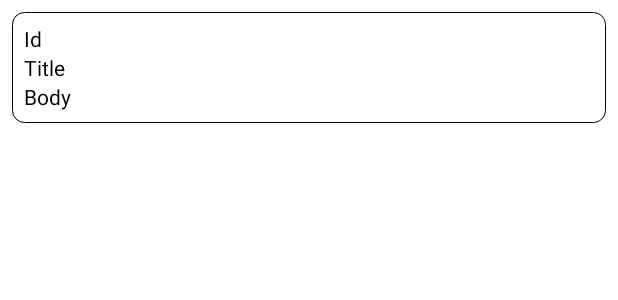
After one commit to Ritesh-056/internship_task, an Android app: the layout single_item_post.xml on its own in the app's theme, with its tools: preview values and no code run, on a phone screen of 412 x 824 dp. The commit adds this screen. Shown: the top 300 px of the screen. Run offline under Robolectric (Android 15) with nearby library versions, the phone set to English and light mode, and no system bars.

Commit message:
Api fetched for 'posts' endpoint and populated to RecyclerView.

```diff
--- a/app/src/main/AndroidManifest.xml
+++ b/app/src/main/AndroidManifest.xml
@@ -1,6 +1,8 @@
 <?xml version="1.0" encoding="utf-8"?>
 <manifest xmlns:android="http://schemas.android.com/apk/res/android"
     package="com.example.internshipproject">
+
+    <uses-permission android:name="android.permission.INTERNET"/>
 
     <application
         android:allowBackup="true"
--- /dev/null
+++ b/app/src/main/java/com/example/internshipproject/Adapter/CommentAdapter.java
@@ -0,0 +1,4 @@
+package com.example.internshipproject.Adapter;
+
+public class CommentAdapter {
+}
--- /dev/null
+++ b/app/src/main/java/com/example/internshipproject/Adapter/CommentViewHolder.java
@@ -0,0 +1,4 @@
+package com.example.internshipproject.Adapter;
+
+public class CommentViewHolder {
+}
--- /dev/null
+++ b/app/src/main/java/com/example/internshipproject/Model/Comment.java
@@ -0,0 +1,4 @@
+package com.example.internshipproject.Model;
+
+public class Comment {
+}
--- /dev/null
+++ b/app/src/main/res/drawable/single_item_boundary.xml
@@ -0,0 +1,9 @@
+<?xml version="1.0" encoding="utf-8"?>
+<shape xmlns:android="http://schemas.android.com/apk/res/android"
+    android:shape="rectangle"
+    >
+    <solid android:color="#fff"/>
+    <stroke android:width="0.5dp" android:color="@color/black"/>
+    <corners android:radius="8dp"/>
+
+</shape>
--- /dev/null
+++ b/app/src/main/res/layout/single_item_post.xml
@@ -0,0 +1,41 @@
+<?xml version="1.0" encoding="utf-8"?>
+<RelativeLayout xmlns:android="http://schemas.android.com/apk/res/android"
+    android:layout_width="match_parent"
+    android:padding="@dimen/app_padding"
+    android:layout_margin="8dp"
+    android:background="@drawable/single_item_boundary"
+    android:layout_height="wrap_content">
+
+    <TextView
+        android:id="@+id/post_id"
+        android:layout_width="match_parent"
+        android:layout_height="wrap_content"
+        android:text="Id"
+        android:textSize="@dimen/app_text"
+        android:textColor="@color/text_color"
+        />
+
+    <TextView
+        android:id="@+id/title"
+        android:textSize="@dimen/app_text"
+        android:textColor="@color/text_color"
+        android:layout_below="@id/post_id"
+        android:layout_width="match_parent"
+        android:layout_height="wrap_content"
+        android:text="Title"
+        android:maxLines="1"
+        />
+
+
+    <TextView
+        android:id="@+id/body"
+        android:maxLines="1"
+        android:textSize="@dimen/app_text"
+        android:textColor="@color/text_color"
+        android:layout_below="@id/title"
+        android:layout_width="match_parent"
+        android:layout_height="wrap_content"
+        android:text="Body"
+        />
+
+</RelativeLayout>
--- a/app/src/main/res/values-night/themes.xml
+++ b/app/src/main/res/values-night/themes.xml
@@ -13,4 +13,7 @@
         <item name="android:statusBarColor" tools:targetApi="l">?attr/colorPrimaryVariant</item>
         <!-- Customize your theme here. -->
     </style>
+
+
+
 </resources>
--- a/app/src/main/res/values/colors.xml
+++ b/app/src/main/res/values/colors.xml
@@ -1,10 +1,13 @@
 <?xml version="1.0" encoding="utf-8"?>
 <resources>
     <color name="purple_200">#FFBB86FC</color>
-    <color name="purple_500">#FF6200EE</color>
-    <color name="purple_700">#FF3700B3</color>
+    <color name="primary_color">#5D1049</color>
+    <color name="purple_700">#5D1049</color>
     <color name="teal_200">#FF03DAC5</color>
     <color name="teal_700">#FF018786</color>
     <color name="black">#FF000000</color>
     <color name="white">#FFFFFFFF</color>
+
+
+    <color name="text_color">#000000</color>
 </resources>
--- /dev/null
+++ b/app/src/main/res/values/dimension.xml
@@ -0,0 +1,5 @@
+<?xml version="1.0" encoding="utf-8"?>
+<resources>
+    <dimen name="app_text">14sp</dimen>
+    <dimen name="app_padding">8dp</dimen>
+</resources>
--- a/app/src/main/res/values/themes.xml
+++ b/app/src/main/res/values/themes.xml
@@ -2,7 +2,7 @@
     <!-- Base application theme. -->
     <style name="Theme.InternshipProject" parent="Theme.MaterialComponents.DayNight.DarkActionBar">
         <!-- Primary brand color. -->
-        <item name="colorPrimary">@color/purple_500</item>
+        <item name="colorPrimary">@color/primary_color</item>
         <item name="colorPrimaryVariant">@color/purple_700</item>
         <item name="colorOnPrimary">@color/white</item>
         <!-- Secondary brand color. -->
@@ -12,5 +12,6 @@
         <!-- Status bar color. -->
         <item name="android:statusBarColor" tools:targetApi="l">?attr/colorPrimaryVariant</item>
         <!-- Customize your theme here. -->
+
     </style>
 </resources>
```
Also changed, not shown: app/build.gradle (+10 -6 lines), app/src/main/java/com/example/internshipproject/Adapter/PostAdapter.java (added, +41 -0 lines), app/src/main/java/com/example/internshipproject/Adapter/PostViewHolder.java (added, +37 -0 lines), app/src/main/java/com/example/internshipproject/MainActivity.java (+100 -1 lines), app/src/main/java/com/example/internshipproject/Model/Post.java (added, +43 -0 lines), app/src/main/java/com/example/internshipproject/PostCommentInterface.java (added, +12 -0 lines), app/src/main/res/layout/activity_main.xml (+5 -8 lines).
